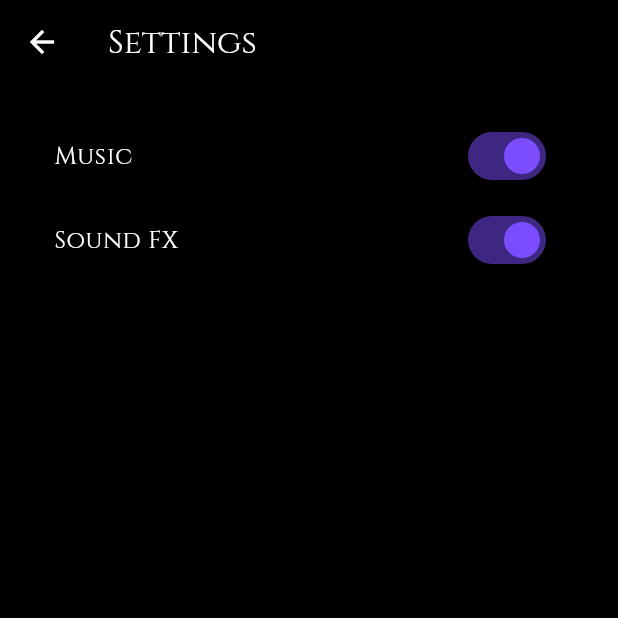
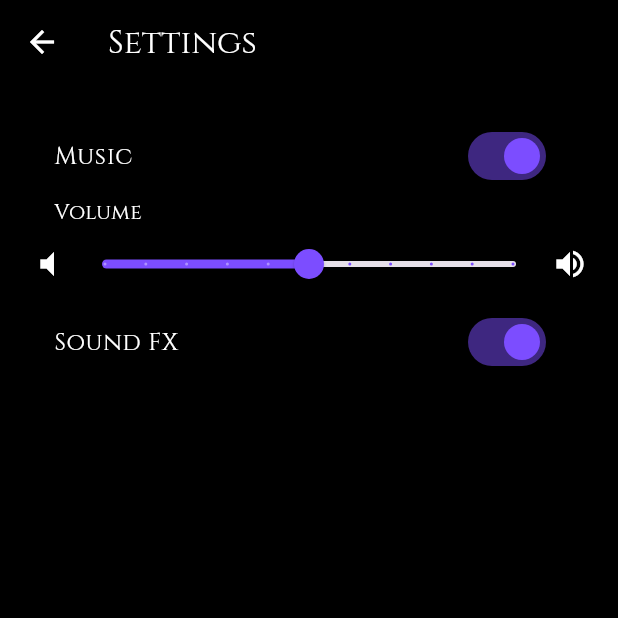
Before and after one commit to cnewtonharris/abyssborne, a Flutter app: the SettingsScreen screen opened directly, on a phone screen of 412 x 824 dp, the top half of it. Run offline on Flutter 3.47's test engine with Material 3 defaults, Android fonts, the phone set to English and light mode, and no system bars; our stand-ins replace audioplayers, google_fonts, shared_preferences; accounts and stored records are empty.

Commit message:
fixed issue with sound package, fully working. Saves your music settings for when you reopen the app. Also added a slider bar with icons at each end for music volume

```diff
--- a/lib/audio_manager.dart
+++ b/lib/audio_manager.dart
@@ -18,11 +18,19 @@ class AudioManager {
   }
 
   Future<void> playMusic() async {
+    final prefs = await SharedPreferences.getInstance();
+    double volume = prefs.getDouble('musicVolume') ?? 0.5;
     await _player.setReleaseMode(ReleaseMode.loop);
+    await _player.setVolume(volume);
     await _player.play(AssetSource('audio/main_theme.mp3'));
   }
 
   Future<void> stopMusic() async {
     await _player.stop();
   }
+
+  Future<void> setVolume(double volume) async {
+    await _player.setVolume(volume);
+  }
+
 }
--- a/lib/main_menu.dart
+++ b/lib/main_menu.dart
@@ -213,6 +213,8 @@ class SettingsScreen extends StatefulWidget {
 class _SettingsScreenState extends State<SettingsScreen> {
   bool musicOn = true;
   bool soundOn = true;
+  double musicVolume = 0.5; // 50% by default
+
 
   @override
   void initState() {
@@ -225,6 +227,8 @@ class _SettingsScreenState extends State<SettingsScreen> {
     setState(() {
       musicOn = prefs.getBool('musicOn') ?? true;
       soundOn = prefs.getBool('soundOn') ?? true;
+      musicVolume = prefs.getDouble('musicVolume') ?? 0.5;
+
     });
   }
   Widget build(BuildContext context) {
@@ -266,6 +270,42 @@ class _SettingsScreenState extends State<SettingsScreen> {
                 }
               },
             ),
+            if (musicOn)
+              Column(
+                crossAxisAlignment: CrossAxisAlignment.start,
+                children: [
+                  Padding(
+                    padding: const EdgeInsets.only(left: 16.0),
+                    child: Text(
+                      'Volume',
+                      style: GoogleFonts.cinzel(color: Colors.white),
+                    ),
+                  ),
+                  Row(
+                    children: [
+                      const Icon(Icons.volume_mute, color: Colors.white),
+                      Expanded(
+                        child: Slider(
+                          value: musicVolume,
+                          min: 0,
+                          max: 1,
+                          divisions: 10,
+                          activeColor: Colors.deepPurpleAccent,
+                          onChanged: (val) async {
+                            setState(() {
+                              musicVolume = val;
+                            });
+                            final prefs = await SharedPreferences.getInstance();
+                            await prefs.setDouble('musicVolume', musicVolume);
+                            await AudioManager().setVolume(musicVolume);
+                          },
+                        ),
+                      ),
+                      const Icon(Icons.volume_up, color: Colors.white),
+                    ],
+                  ),
+                ],
+              ),
             SwitchListTile(
               title: Text(
                 'Sound FX',
```
